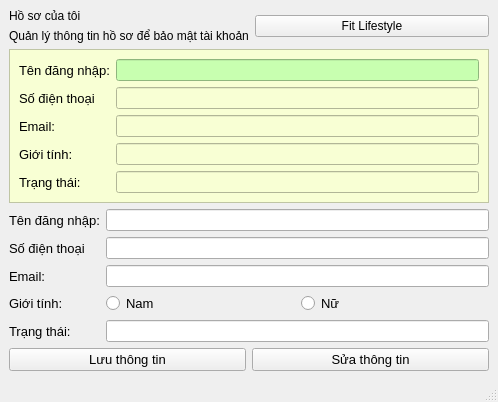
nguyenbphan12001-rimzy/Do-an-cuoi-ki-Nhom8_KTLT, file ui/admin/admin.ui: the form before one commit.
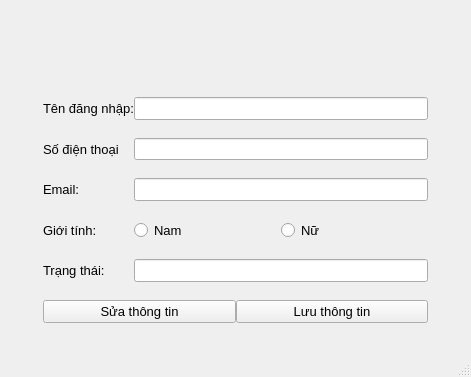
The form after the commit. Icons and pictures are not drawn.

```diff
--- a/ui/admin/admin.ui
+++ b/ui/admin/admin.ui
@@ -6,55 +6,124 @@
    <rect>
     <x>0</x>
     <y>0</y>
-    <width>498</width>
-    <height>301</height>
+    <width>471</width>
+    <height>377</height>
    </rect>
   </property>
   <property name="windowTitle">
    <string>MainWindow</string>
   </property>
   <property name="styleSheet">
-   <string notr="true"/>
+   <string notr="true">#centralwidget{
+border-image: url(D:/Nam_1/K25411_KTLT/project/images/admin.png);
+}</string>
   </property>
   <widget class="QWidget" name="centralwidget">
-   <layout class="QGridLayout" name="gridLayout_2">
+   <layout class="QVBoxLayout" name="verticalLayout">
+    <item>
+     <layout class="QGridLayout" name="gridLayout" rowstretch="6,16,1" columnstretch="1,14,1">
+      <property name="leftMargin">
+       <number>0</number>
+      </property>
+      <property name="topMargin">
+       <number>0</number>
+      </property>
+      <property name="rightMargin">
+       <number>0</number>
+      </property>
+      <property name="bottomMargin">
+       <number>0</number>
+      </property>
+      <property name="verticalSpacing">
+       <number>0</number>
+      </property>
+      <item row="2" column="1">
+       <spacer name="verticalSpacer_2">
+        <property name="orientation">
+         <enum>Qt::Vertical</enum>
+        </property>
+        <property name="sizeHint" stdset="0">
+         <size>
+          <width>20</width>
+          <height>40</height>
+         </size>
+        </property>
+       </spacer>
+      </item>
+      <item row="0" column="2">
+       <widget class="QLabel" name="label_3">
+        <property name="text">
+         <string/>
+        </property>
+       </widget>
+      </item>
+      <item row="1" column="2">
+       <spacer name="horizontalSpacer_3">
+        <property name="orientation">
+         <enum>Qt::Horizontal</enum>
+        </property>
+        <property name="sizeType">
+         <enum>QSizePolicy::Expanding</enum>
+        </property>
+        <property name="sizeHint" stdset="0">
+         <size>
+          <width>20</width>
+          <height>20</height>
+         </size>
+        </property>
+       </spacer>
+      </item>
     <item row="1" column="0">
+       <spacer name="horizontalSpacer_2">
+        <property name="orientation">
+         <enum>Qt::Horizontal</enum>
+        </property>
+        <property name="sizeHint" stdset="0">
+         <size>
+          <width>20</width>
+          <height>20</height>
+         </size>
+        </property>
+       </spacer>
+      </item>
+      <item row="0" column="1">
+       <spacer name="verticalSpacer">
+        <property name="orientation">
+         <enum>Qt::Vertical</enum>
+        </property>
+        <property name="sizeHint" stdset="0">
+         <size>
+          <width>10</width>
+          <height>40</height>
+         </size>
+        </property>
+       </spacer>
+      </item>
+      <item row="2" column="0">
+       <widget class="QLabel" name="label_4">
+        <property name="text">
+         <string/>
+        </property>
+       </widget>
+      </item>
+      <item row="1" column="1">
      <layout class="QGridLayout" name="gridLayout_4">
-      <item row="4" column="0">
-       <widget class="QLabel" name="label_8">
-        <property name="font">
-         <font>
-          <pointsize>10</pointsize>
-         </font>
+        <property name="horizontalSpacing">
+         <number>0</number>
         </property>
-        <property name="text">
-         <string>Trạng thái:</string>
+        <property name="verticalSpacing">
+         <number>18</number>
         </property>
-       </widget>
-      </item>
-      <item row="0" column="2">
-       <widget class="QLineEdit" name="lineEdit_6">
-        <property name="styleSheet">
-         <string notr="true"/>
-        </property>
-       </widget>
-      </item>
-      <item row="2" column="0">
-       <widget class="QLabel" name="label_9">
-        <property name="font">
-         <font>
-          <pointsize>10</pointsize>
-         </font>
-        </property>
-        <property name="text">
-         <string>Email:</string>
-        </property>
-       </widget>
-      </item>
       <item row="3" column="2">
        <layout class="QHBoxLayout" name="horizontalLayout_2">
         <item>
          <widget class="QRadioButton" name="radioButton">
+            <property name="sizePolicy">
+             <sizepolicy hsizetype="Minimum" vsizetype="Expanding">
+              <horstretch>0</horstretch>
+              <verstretch>0</verstretch>
+             </sizepolicy>
+            </property>
           <property name="font">
            <font>
             <pointsize>10</pointsize>
@@ -67,6 +136,12 @@
         </item>
         <item>
          <widget class="QRadioButton" name="radioButton_2">
+            <property name="sizePolicy">
+             <sizepolicy hsizetype="Minimum" vsizetype="Expanding">
+              <horstretch>0</horstretch>
+              <verstretch>0</verstretch>
+             </sizepolicy>
+            </property>
           <property name="font">
            <font>
             <pointsize>10</pointsize>
@@ -79,11 +154,15 @@
         </item>
        </layout>
       </item>
-      <item row="1" column="2">
-       <widget class="QLineEdit" name="lineEdit_7"/>
-      </item>
       <item row="2" column="2">
-       <widget class="QLineEdit" name="lineEdit_8"/>
+         <widget class="QLineEdit" name="lineEdit_8">
+          <property name="sizePolicy">
+           <sizepolicy hsizetype="Expanding" vsizetype="Expanding">
+            <horstretch>0</horstretch>
+            <verstretch>0</verstretch>
+           </sizepolicy>
+          </property>
+         </widget>
       </item>
       <item row="0" column="0">
        <widget class="QLabel" name="label_10">
@@ -98,7 +177,14 @@
        </widget>
       </item>
       <item row="4" column="2">
-       <widget class="QLineEdit" name="lineEdit_9"/>
+         <widget class="QLineEdit" name="lineEdit_9">
+          <property name="sizePolicy">
+           <sizepolicy hsizetype="Expanding" vsizetype="Expanding">
+            <horstretch>0</horstretch>
+            <verstretch>0</verstretch>
+           </sizepolicy>
+          </property>
+         </widget>
       </item>
       <item row="3" column="0">
        <widget class="QLabel" name="label_11">
@@ -124,52 +210,33 @@
         </property>
        </widget>
       </item>
-     </layout>
-    </item>
-    <item row="0" column="0">
-     <layout class="QGridLayout" name="gridLayout" rowstretch="2,2,8">
-      <item row="1" column="0">
-       <widget class="QLabel" name="label_2">
-        <property name="text">
-         <string>Quản lý thông tin hồ sơ để bảo mật tài khoản</string>
-        </property>
-       </widget>
-      </item>
-      <item row="0" column="0">
-       <widget class="QLabel" name="label">
-        <property name="text">
-         <string>Hồ sơ của tôi</string>
-        </property>
-       </widget>
-      </item>
-      <item row="0" column="1" rowspan="2">
-       <widget class="QPushButton" name="pushButton">
-        <property name="text">
-         <string>Fit Lifestyle</string>
-        </property>
-        <property name="icon">
-         <iconset>
-          <normaloff>../images/icon.png</normaloff>../images/icon.png</iconset>
-        </property>
-       </widget>
-      </item>
-      <item row="2" column="0" colspan="2">
-       <widget class="QFrame" name="frame">
+        <item row="0" column="2">
+         <widget class="QLineEdit" name="lineEdit_6">
+          <property name="sizePolicy">
+           <sizepolicy hsizetype="Expanding" vsizetype="Expanding">
+            <horstretch>0</horstretch>
+            <verstretch>0</verstretch>
+           </sizepolicy>
+          </property>
         <property name="styleSheet">
-         <string notr="true">	background-color: rgb(248, 255, 212);
-</string>
-        </property>
-        <property name="frameShape">
-         <enum>QFrame::StyledPanel</enum>
-        </property>
-        <property name="frameShadow">
-         <enum>QFrame::Raised</enum>
-        </property>
-        <layout class="QVBoxLayout" name="verticalLayout">
-         <item>
-          <layout class="QGridLayout" name="gridLayout_3">
+           <string notr="true"/>
+          </property>
+         </widget>
+        </item>
+        <item row="2" column="0">
+         <widget class="QLabel" name="label_9">
+          <property name="font">
+           <font>
+            <pointsize>10</pointsize>
+           </font>
+          </property>
+          <property name="text">
+           <string>Email:</string>
+          </property>
+         </widget>
+        </item>
            <item row="4" column="0">
-            <widget class="QLabel" name="label_7">
+         <widget class="QLabel" name="label_8">
              <property name="font">
               <font>
                <pointsize>10</pointsize>
@@ -181,95 +248,28 @@
             </widget>
            </item>
            <item row="1" column="2">
-            <widget class="QLineEdit" name="lineEdit_2"/>
-           </item>
-           <item row="2" column="0">
-            <widget class="QLabel" name="label_5">
-             <property name="font">
-              <font>
-               <pointsize>10</pointsize>
-              </font>
-             </property>
-             <property name="text">
-              <string>Email:</string>
-             </property>
-            </widget>
-           </item>
-           <item row="0" column="2">
-            <widget class="QLineEdit" name="lineEdit">
-             <property name="styleSheet">
-              <string notr="true">background-color: rgb(200, 255, 176);</string>
-             </property>
-            </widget>
-           </item>
-           <item row="1" column="0">
-            <widget class="QLabel" name="label_4">
-             <property name="font">
-              <font>
-               <pointsize>10</pointsize>
-              </font>
-             </property>
-             <property name="text">
-              <string>Số điện thoại</string>
-             </property>
-            </widget>
-           </item>
-           <item row="3" column="0">
-            <widget class="QLabel" name="label_6">
-             <property name="font">
-              <font>
-               <pointsize>10</pointsize>
-              </font>
-             </property>
-             <property name="text">
-              <string>Giới tính:</string>
-             </property>
-            </widget>
-           </item>
-           <item row="0" column="0">
-            <widget class="QLabel" name="label_3">
-             <property name="font">
-              <font>
-               <pointsize>10</pointsize>
-              </font>
-             </property>
-             <property name="text">
-              <string>Tên đăng nhập:</string>
-             </property>
-            </widget>
-           </item>
-           <item row="2" column="2">
-            <widget class="QLineEdit" name="lineEdit_4"/>
-           </item>
-           <item row="3" column="2">
-            <widget class="QLineEdit" name="lineEdit_5"/>
-           </item>
-           <item row="4" column="2">
-            <widget class="QLineEdit" name="lineEdit_3"/>
-           </item>
-          </layout>
-         </item>
-        </layout>
-       </widget>
-      </item>
-     </layout>
-    </item>
-    <item row="2" column="0">
+         <widget class="QLineEdit" name="lineEdit_7">
+          <property name="sizePolicy">
+           <sizepolicy hsizetype="Expanding" vsizetype="Expanding">
+            <horstretch>0</horstretch>
+            <verstretch>0</verstretch>
+           </sizepolicy>
+          </property>
+         </widget>
+        </item>
+        <item row="5" column="0" colspan="3">
      <layout class="QHBoxLayout" name="horizontalLayout">
-      <item>
-       <widget class="QPushButton" name="pushButton_2">
-        <property name="font">
-         <font>
-          <pointsize>10</pointsize>
-         </font>
-        </property>
-        <property name="text">
-         <string>Lưu thông tin</string>
-        </property>
-       </widget>
-      </item>
+          <property name="bottomMargin">
+           <number>8</number>
+          </property>
       <item>
        <widget class="QPushButton" name="pushButton_3">
+            <property name="sizePolicy">
+             <sizepolicy hsizetype="Minimum" vsizetype="Expanding">
+              <horstretch>0</horstretch>
+              <verstretch>0</verstretch>
+             </sizepolicy>
+            </property>
         <property name="font">
          <font>
           <pointsize>10</pointsize>
@@ -280,6 +280,28 @@
         </property>
        </widget>
       </item>
+          <item>
+           <widget class="QPushButton" name="pushButton_2">
+            <property name="sizePolicy">
+             <sizepolicy hsizetype="Minimum" vsizetype="Expanding">
+              <horstretch>0</horstretch>
+              <verstretch>0</verstretch>
+             </sizepolicy>
+            </property>
+            <property name="font">
+             <font>
+              <pointsize>10</pointsize>
+             </font>
+            </property>
+            <property name="text">
+             <string>Lưu thông tin</string>
+            </property>
+           </widget>
+          </item>
+         </layout>
+        </item>
+       </layout>
+      </item>
      </layout>
     </item>
    </layout>
@@ -289,7 +311,7 @@
     <rect>
      <x>0</x>
      <y>0</y>
-     <width>498</width>
+     <width>471</width>
      <height>18</height>
     </rect>
    </property>
```
Lines whose indentation alone changed are shown as unchanged.
